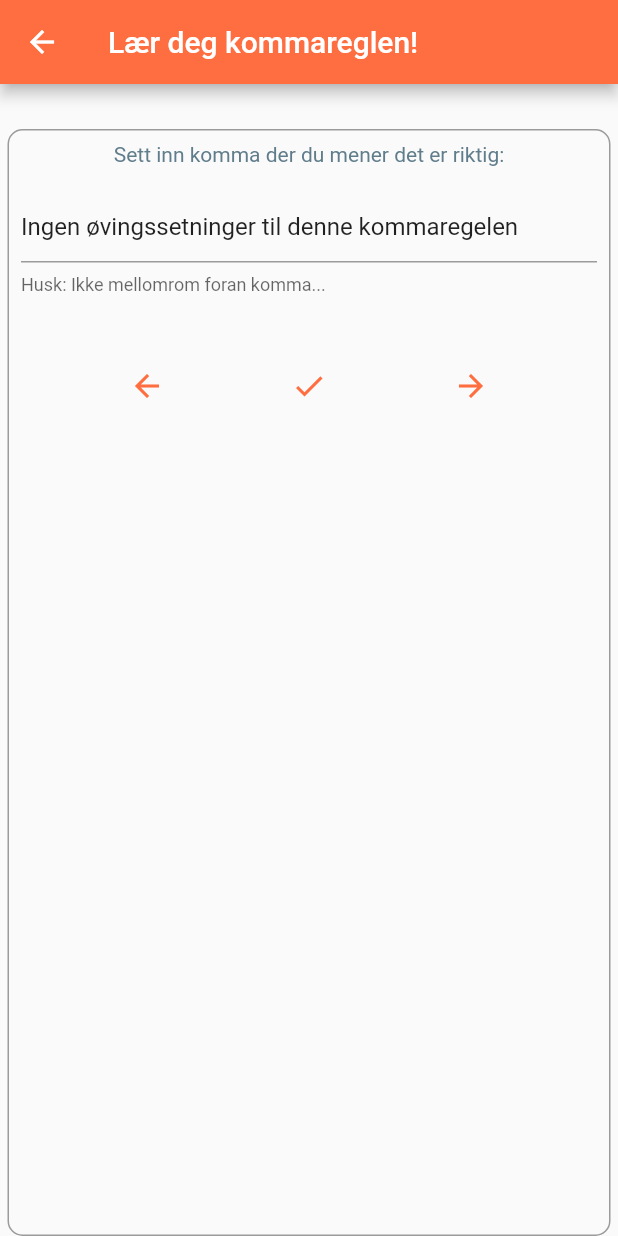
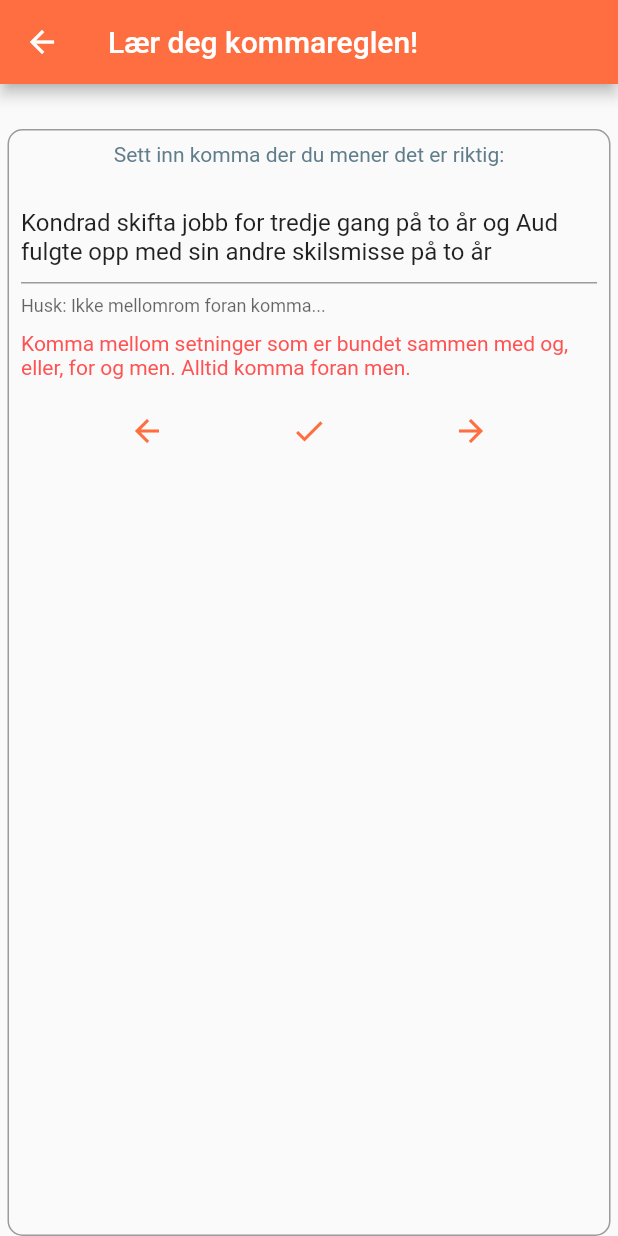
Before and after one commit to pahoel/komma, a Flutter app: the ovelse screen opened directly, after a tap on the "arrow forward" icon, on a phone screen of 412 x 824 dp. Run offline on Flutter 3.47's test engine with Material 2 defaults, Android fonts, the phone set to English and light mode, and no system bars.

Commit message:
En alfa-versjon er ferdig

```diff
--- a/lib/about.dart
+++ b/lib/about.dart
@@ -10,7 +10,6 @@
 List uttrekkSetninger = new List(); // Setningene som tilhører denne kommaregelen
 String uttrekksSetning; //Setningen som skal vises i redigeringsfeltet
 
-
 class ovelse extends StatefulWidget {
   @override
   _ovelseState createState() => _ovelseState();
@@ -21,27 +20,30 @@
 class _ovelseState extends State<ovelse> {
 
 
-  final formFieldController = TextEditingController(); // Kontrollerer hva som skal vises i editeringsfeltet@override
+ final formFieldController = TextEditingController(); // Kontrollerer hva som skal vises i editeringsfeltet@override
 
-  // Clean up the controller when the widget is disposed.
-  void dispose() {
-    formFieldController.dispose();
-    super.dispose();
-  }
-  // Start listening to changes.
-
+    // Start listening to changes.
   @override
   void initState() {
+    fyllUttrekksetninger(); // Lager en liste med setninger som tilhører gjeldende kommaregelnummer (regelNr)
     super.initState();
-    formFieldController.addListener(_printLatestValue);
+    formFieldController.addListener((){
+      //formFieldController.text = uttrekksSetning;
+    });
   }
 
-  @override
+ // Clean up the controller when the widget is disposed.
+ void dispose() {
+   formFieldController.dispose();
+   super.dispose();
+ }
+
+ @override
   Widget build(BuildContext context) {
     //debugPrint(setninger[regelIndeks].tekstMedKomma);
 
     _indeks = widget.regelIndeks;
-    fyllUttrekksetninger(); // Lager en liste med setninger som tilhører gjeldende kommaregelnummer (regelNr)
+    //fyllUttrekksetninger(); // Lager en liste med setninger som tilhører gjeldende kommaregelnummer (regelNr)
 
     return Scaffold(
       appBar: AppBar(
@@ -64,7 +66,7 @@
                   Text("Sett inn komma der du mener det er riktig:\n",
                       style: TextStyle(color: Colors.blueGrey),
                       textAlign: TextAlign.left),
-                  TextFormField(
+                  TextField(
                     keyboardType: TextInputType.text,
                     controller: formFieldController,
                     maxLines: null,
@@ -125,10 +127,10 @@
 
   void fyllUttrekksetninger() {
     int i;
+    _indeks =0;
+    uttrekksSetning = "Ingen øvingssetninger til denne kommaregelen"; //Dersom try-catch ikke gir resultat
+    regel = "";
     uttrekkSetninger.clear();
-    uttrekksSetning =
-        "Ingen øvingssetninger til denne kommaregelen"; //Dersom try-catch ikke gir resultat
-    regel = "";
 
     for (i = 0; i < setninger.length; i++) {
       try {
@@ -138,19 +140,20 @@
           uttrekksSetning = uttrekkSetninger[0].tekstUtenKomma;
           regel = kommaregler[_indeks].regel;
         }
-        formFieldController.text = uttrekksSetning;
       } on Exception catch (e) {
         debugPrint(e.toString());
       }
     }
+    formFieldController.text = uttrekksSetning;
+    debugPrint("Antall setninger i uttrekket = ${uttrekkSetninger.length} og valgt setning er: $uttrekksSetning");
   }
 
   sjekkSvaret(BuildContext context) {
     if (valgtSvar != rettSvar || valgtSvar == "" || rettSvar == "") {
       final snackbar = SnackBar(
-        duration: Duration(seconds: 5),
+        duration: Duration(seconds: 10),
           backgroundColor: Colors.red,
-          content: Text("Svaret er feil"));
+          content: Text("Svaret er feil! Prøv på nytt..."));
       Scaffold.of(context).showSnackBar(snackbar);
     } else {
       final snackbar = SnackBar(
@@ -164,18 +167,19 @@
   tilForrige() {
     setState(() {
       _uttrekksindeks = (_uttrekksindeks - 1) % uttrekkSetninger.length;
+      uttrekksSetning = uttrekkSetninger[_uttrekksindeks].tekstUtenKomma;
+      formFieldController.text = uttrekksSetning;
     });
   }
 
   tilNeste() {
+    formFieldController.clear();
     setState(() {
       _uttrekksindeks = (_uttrekksindeks + 1) % uttrekkSetninger.length;
-      formFieldController.text = uttrekkSetninger[_uttrekksindeks].tekstUtenKomma;
+      uttrekksSetning = uttrekkSetninger[_uttrekksindeks].tekstUtenKomma;
+      formFieldController.text = uttrekksSetning;
     });
-    debugPrint(
-        "Indeksen er: $_uttrekksindeks og setningen er: ${formFieldController.text}");
+    debugPrint("Indeksen er: $_uttrekksindeks og setningen er: $uttrekksSetning");
   }
 
-  void _printLatestValue() {
-    }
 }
```
